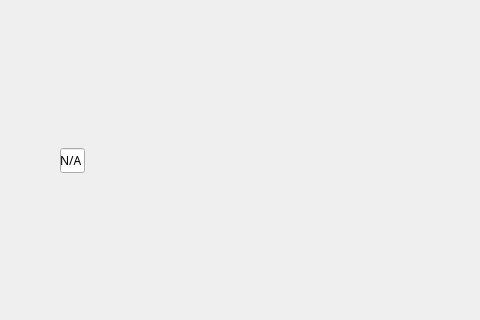
The window that mainWidget/mainwidget.ui (yennhan1211/quadConfig) describes before a commit, drawn with Qt 5; both pictures show x 0 to 480 and y 81 to 401 of the 1000 by 600 pixel window.
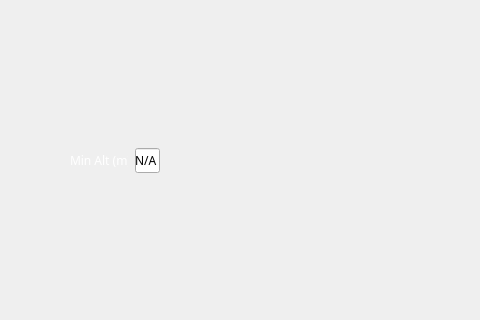
The same window after the commit. The open tabs and pages were chosen to show the change. Icons and pictures are not drawn.

```diff
--- a/mainWidget/mainwidget.ui
+++ b/mainWidget/mainwidget.ui
@@ -2973,7 +2973,7 @@
     <widget class="QLineEdit" name="lePerAlarm_4">
      <property name="geometry">
       <rect>
-       <x>60</x>
+       <x>135</x>
        <y>160</y>
        <width>25</width>
        <height>25</height>
@@ -2991,6 +2991,22 @@
       <set>Qt::AlignCenter</set>
      </property>
     </widget>
+    <widget class="QLabel" name="lbVbat_2">
+     <property name="geometry">
+      <rect>
+       <x>70</x>
+       <y>160</y>
+       <width>58</width>
+       <height>25</height>
+      </rect>
+     </property>
+     <property name="styleSheet">
+      <string notr="true">QLabel{color: white; }</string>
+     </property>
+     <property name="text">
+      <string>Min Alt (m)</string>
+     </property>
+    </widget>
    </widget>
    <widget class="QWidget" name="tabGain">
     <attribute name="title">
```
Left out of the diff: 4 changed lines with no effect on the pictures.
